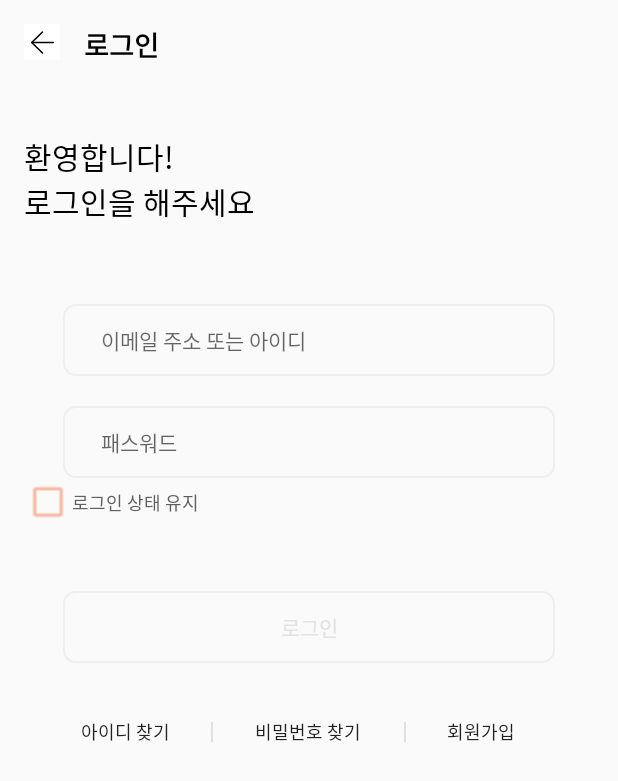
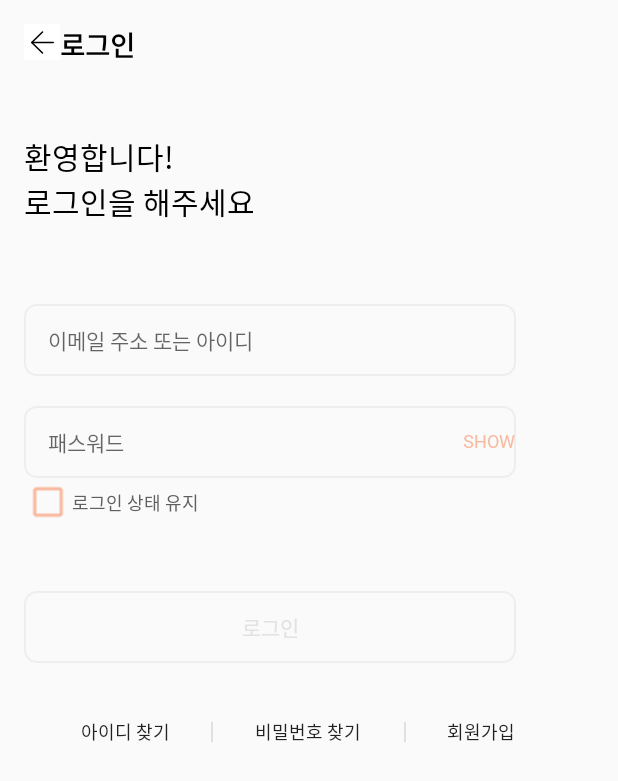
Before and after one commit to kdy1242/keep-the-bucket, an Android app: the layout activity_login.xml on its own in the app's theme, with its tools: preview values and no code run, on a phone screen of 412 x 824 dp. Shown: the top 781 px of the screen. Run offline under Robolectric (Android 15) with nearby library versions, the phone set to English and light mode, and no system bars.

Commit message:
activity_login password change

```diff
--- a/app/src/main/res/layout/activity_login.xml
+++ b/app/src/main/res/layout/activity_login.xml
@@ -18,7 +18,6 @@
         <TextView
             android:layout_width="100dp"
             android:layout_height="wrap_content"
-            android:layout_marginLeft="16dp"
             android:fontFamily="@font/roboto_bold"
             android:text="로그인"
             android:textColor="@color/black"
@@ -48,22 +47,38 @@
         android:layout_height="48dp"
         android:hint="이메일 주소 또는 아이디"
         android:textSize="14sp"
-        android:paddingLeft="25dp"
-        android:layout_gravity="center"
+        android:paddingLeft="16dp"
+        android:layout_marginLeft="16dp"
         android:layout_marginTop="53dp"
         android:background="@drawable/login_btn_round"
         android:fontFamily="@font/notosanskr_regular"/>
+    <FrameLayout
+        android:layout_width="328dp"
+        android:layout_marginLeft="16dp"
+        android:layout_marginTop="20dp"
+        android:layout_height="wrap_content">
         <EditText
             android:layout_width="328dp"
             android:layout_height="48dp"
             android:textSize="14sp"
             android:hint="패스워드"
             android:inputType="textPassword"
-        android:paddingLeft="25dp"
-        android:layout_marginTop="20dp"
-        android:layout_gravity="center"
+            android:paddingLeft="16dp"
             android:background="@drawable/login_btn_round"
             android:fontFamily="@font/notosanskr_regular"/>
+        <Button
+            android:layout_width="36dp"
+            android:layout_height="16dp"
+            android:layout_gravity="right"
+            android:layout_marginLeft="16dp"
+            android:background="#00ff0000"
+            android:fontFamily="@font/notosanskr_regular"
+            android:includeFontPadding="false"
+            android:layout_marginTop="16dp"
+            android:text="SHOW"
+            android:textColor="@color/main_orange"
+            android:textSize="12sp" />
+    </FrameLayout>
     <LinearLayout
         android:layout_width="match_parent"
         android:layout_height="wrap_content"
@@ -86,7 +101,7 @@
     <Button
         android:layout_width="328dp"
         android:layout_height="48dp"
-        android:layout_gravity="center"
+        android:layout_marginLeft="16dp"
         android:layout_marginTop="43dp"
         android:background="@drawable/login_btn_round"
         android:text="로그인"
```
Lines whose indentation alone changed are shown as unchanged.
